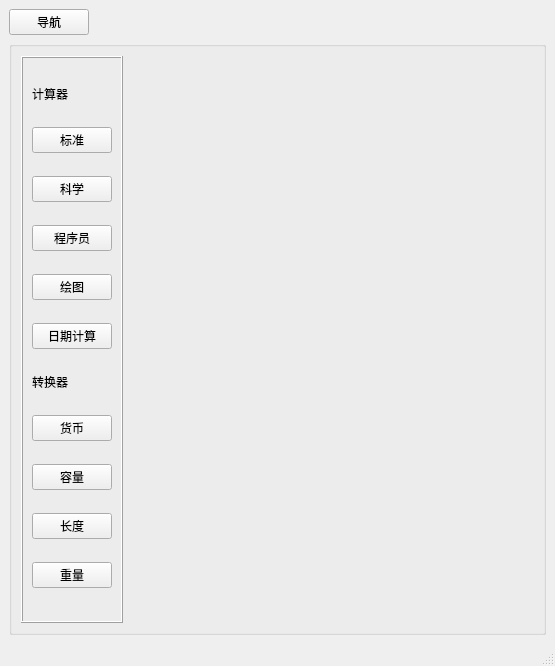
Above: mainwindow.ui from Hongxy-prodigal/Calculator before the change. Below: the same form after it.
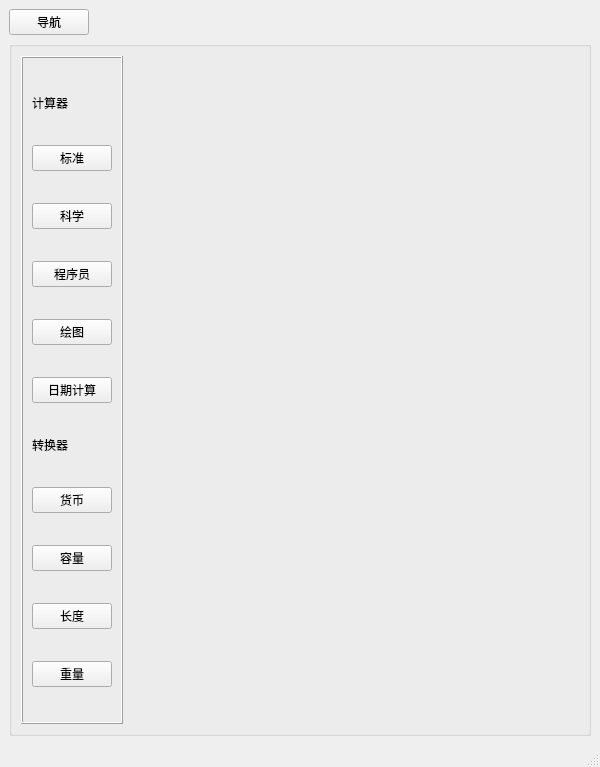
That is the form after the change. Icons and pictures are not drawn.

```diff
--- a/mainwindow.ui
+++ b/mainwindow.ui
@@ -6,8 +6,8 @@
    <rect>
     <x>0</x>
     <y>0</y>
-    <width>555</width>
-    <height>666</height>
+    <width>600</width>
+    <height>767</height>
    </rect>
   </property>
   <property name="windowTitle">
```
Left out of the diff: 46 changed lines with no effect on the pictures.
